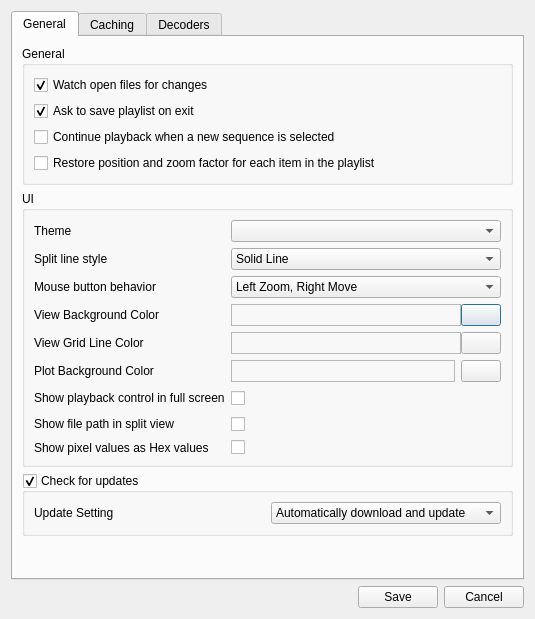
This is YUViewLib/ui/settingsDialog.ui in IENT/YUView as Qt 5 draws it before an edit. The edited form follows.
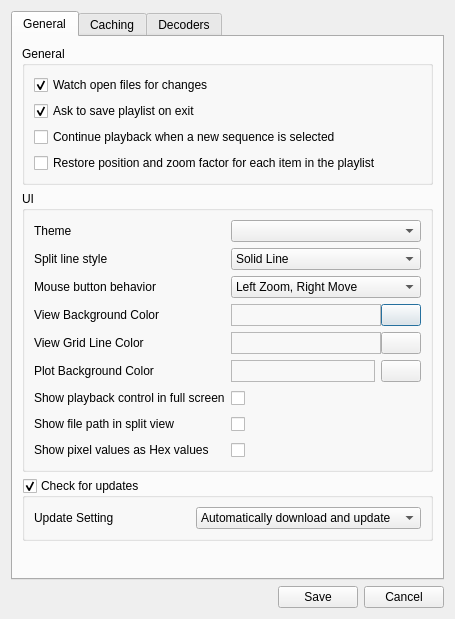
This is the edited form. Icons and pictures are not drawn. Custom widgets are drawn as their Qt base class.

Commit message: Small settings dialog fix for only half shown checkbox

Diff of the .ui file:
```diff
--- a/YUViewLib/ui/settingsDialog.ui
+++ b/YUViewLib/ui/settingsDialog.ui
@@ -6,7 +6,7 @@
    <rect>
     <x>0</x>
     <y>0</y>
-    <width>535</width>
+    <width>433</width>
     <height>619</height>
    </rect>
   </property>
@@ -319,8 +319,51 @@
           </item>
           <item row="9" column="1">
            <widget class="QCheckBox" name="checkBoxPixelValuesHex">
+            <property name="palette">
+             <palette>
+              <active>
+               <colorrole role="WindowText">
+                <brush brushstyle="SolidPattern">
+                 <color alpha="0">
+                  <red>191</red>
+                  <green>64</green>
+                  <blue>64</blue>
+                 </color>
+                </brush>
+               </colorrole>
+              </active>
+              <inactive>
+               <colorrole role="WindowText">
+                <brush brushstyle="SolidPattern">
+                 <color alpha="0">
+                  <red>191</red>
+                  <green>64</green>
+                  <blue>64</blue>
+                 </color>
+                </brush>
+               </colorrole>
+              </inactive>
+              <disabled>
+               <colorrole role="WindowText">
+                <brush brushstyle="SolidPattern">
+                 <color alpha="255">
+                  <red>190</red>
+                  <green>190</green>
+                  <blue>190</blue>
+                 </color>
+                </brush>
+               </colorrole>
+              </disabled>
+             </palette>
+            </property>
+            <property name="toolTip">
+             <string>Show pixel vales in hex instead of decimal</string>
+            </property>
+            <property name="whatsThis">
+             <string>Show pixel vales in hex instead of decimal</string>
+            </property>
             <property name="text">
-             <string/>
+             <string>invisibleText</string>
             </property>
            </widget>
           </item>
```
